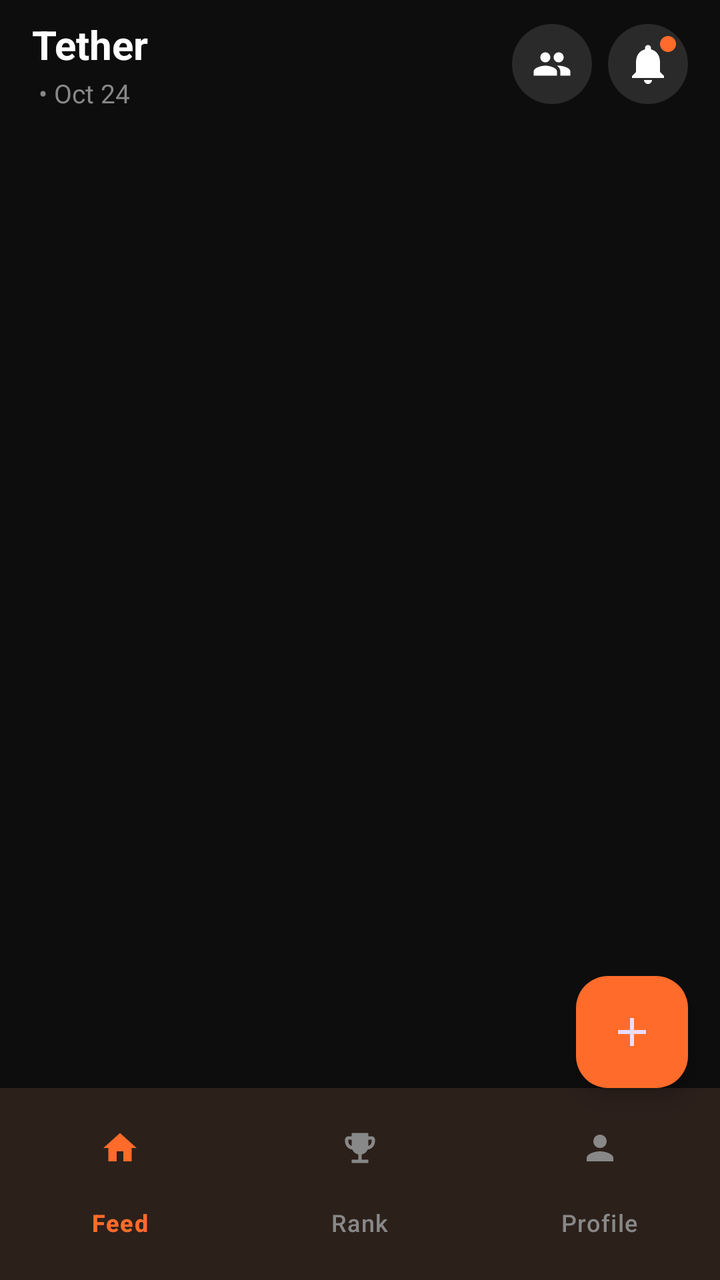
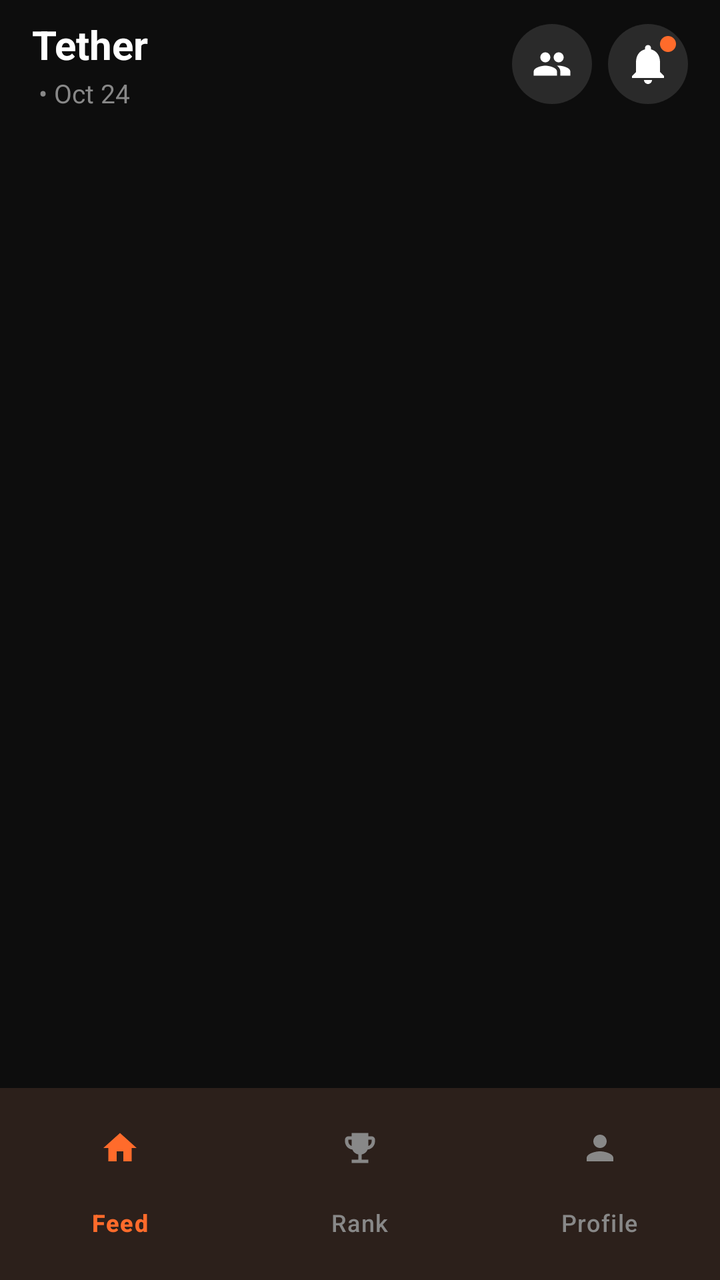

Before-and-after screenshots of an Android layout around one commit, followed by the original layout XML and the change that was made.
<!-- AndroidManifest.xml: application theme Theme.Tether -->
<!-- res/layout/fragment_home.xml -->
<?xml version="1.0" encoding="utf-8"?>
<androidx.coordinatorlayout.widget.CoordinatorLayout xmlns:android="http://schemas.android.com/apk/res/android"
    xmlns:app="http://schemas.android.com/apk/res-auto"
    xmlns:tools="http://schemas.android.com/tools"
    android:layout_width="match_parent"
    android:layout_height="match_parent"
    android:background="@color/colorBackground">

    <com.google.android.material.appbar.AppBarLayout
        android:layout_width="match_parent"
        android:layout_height="wrap_content"
        android:background="@color/colorBackground"
        app:elevation="0dp">

        <androidx.constraintlayout.widget.ConstraintLayout
            android:layout_width="match_parent"
            android:layout_height="64dp"
            android:paddingHorizontal="16dp">

            <LinearLayout
                android:layout_width="wrap_content"
                android:layout_height="wrap_content"
                android:orientation="vertical"
                app:layout_constraintBottom_toBottomOf="parent"
                app:layout_constraintStart_toStartOf="parent"
                app:layout_constraintTop_toTopOf="parent">

                <TextView
                    android:id="@+id/tvAppName"
                    android:layout_width="wrap_content"
                    android:layout_height="wrap_content"
                    android:text="@string/app_name"
                    android:textColor="@color/colorTextPrimary"
                    android:textSize="20sp"
                    android:textStyle="bold" />

                <LinearLayout
                    android:layout_width="wrap_content"
                    android:layout_height="wrap_content"
                    android:layout_marginTop="2dp"
                    android:orientation="horizontal">

                    <TextView
                        android:id="@+id/tvGroupName"
                        android:layout_width="wrap_content"
                        android:layout_height="wrap_content"
                        android:text=""
                        android:textColor="@color/colorAccent"
                        android:textSize="13sp" />

                    <TextView
                        android:id="@+id/tvDot"
                        android:layout_width="wrap_content"
                        android:layout_height="wrap_content"
                        android:text=" • "
                        android:textColor="@color/colorTextSecondary"
                        android:textSize="13sp" />

                    <TextView
                        android:id="@+id/tvDate"
                        android:layout_width="wrap_content"
                        android:layout_height="wrap_content"
                        android:text="Oct 24"
                        android:textColor="@color/colorTextSecondary"
                        android:textSize="13sp" />
                </LinearLayout>
            </LinearLayout>

            <ImageButton
                android:id="@+id/btnGroups"
                android:layout_width="40dp"
                android:layout_height="40dp"
                android:layout_marginEnd="8dp"
                android:padding="10dp"
                android:background="@drawable/bg_avatar_circle"
                android:src="@drawable/ic_group"
                app:tint="@color/colorTextPrimary"
                app:layout_constraintBottom_toBottomOf="parent"
                app:layout_constraintEnd_toStartOf="@+id/flNotification"
                app:layout_constraintTop_toTopOf="parent" />

            <FrameLayout
                android:id="@+id/flNotification"
                android:layout_width="40dp"
                android:layout_height="40dp"
                android:background="@drawable/bg_avatar_circle"
                app:layout_constraintBottom_toBottomOf="parent"
                app:layout_constraintEnd_toEndOf="parent"
                app:layout_constraintTop_toTopOf="parent">

                <ImageButton
                    android:id="@+id/btnNotification"
                    android:layout_width="24dp"
                    android:layout_height="24dp"
                    android:layout_gravity="center"
                    android:background="@android:color/transparent"
                    android:src="@drawable/ic_notifications"
                    app:tint="@color/colorTextPrimary" />

                <View
                    android:id="@+id/notificationDot"
                    android:layout_width="8dp"
                    android:layout_height="8dp"
                    android:layout_gravity="top|end"
                    android:layout_marginEnd="6dp"
                    android:layout_marginTop="6dp"
                    android:background="@drawable/notification_dot" />
            </FrameLayout>

        </androidx.constraintlayout.widget.ConstraintLayout>
    </com.google.android.material.appbar.AppBarLayout>

    <androidx.constraintlayout.widget.ConstraintLayout
        android:id="@+id/layoutEmptyState"
        android:layout_width="match_parent"
        android:layout_height="match_parent"
        android:background="@color/colorBackground"
        android:visibility="gone"
        app:layout_behavior="@string/appbar_scrolling_view_behavior">

        <LinearLayout
            android:layout_width="match_parent"
            android:layout_height="wrap_content"
            android:gravity="center"
            android:orientation="vertical"
            android:paddingHorizontal="32dp"
            app:layout_constraintBottom_toBottomOf="parent"
            app:layout_constraintTop_toTopOf="parent">

            <ImageView
                android:layout_width="64dp"
                android:layout_height="64dp"
                android:layout_marginBottom="16dp"
                android:src="@drawable/ic_group"
                app:tint="#FF6B2B33" />

            <TextView
                android:layout_width="wrap_content"
                android:layout_height="wrap_content"
                android:layout_marginBottom="8dp"
                android:gravity="center"
                android:text="@string/no_group_yet"
                android:textColor="@color/colorTextPrimary"
                android:textSize="22sp"
                android:textStyle="bold" />

            <TextView
                android:layout_width="wrap_content"
                android:layout_height="wrap_content"
                android:layout_marginBottom="32dp"
                android:gravity="center"
                android:lineSpacingMultiplier="1.4"
                android:text="@string/no_group_subtitle"
                android:textColor="@color/colorTextSecondary"
                android:textSize="14sp" />

            <Button
                android:id="@+id/btnJoinCreateGroup"
                android:layout_width="match_parent"
                android:layout_height="52dp"
                android:background="@drawable/bg_button_primary"
                android:elevation="4dp"
                android:text="@string/join_or_create"
                android:textColor="@color/colorTextPrimary"
                android:textSize="15sp" />
        </LinearLayout>
    </androidx.constraintlayout.widget.ConstraintLayout>

    <androidx.recyclerview.widget.RecyclerView
        android:id="@+id/feedRecyclerView"
        android:layout_width="match_parent"
        android:layout_height="match_parent"
        android:background="@color/colorBackground"
        android:clipToPadding="false"
        android:paddingBottom="96dp"
        android:paddingHorizontal="12dp"
        android:paddingTop="8dp"
        app:layout_behavior="@string/appbar_scrolling_view_behavior" />

    <com.google.android.material.floatingactionbutton.FloatingActionButton
        android:id="@+id/fabLog"
        android:layout_width="wrap_content"
        android:layout_height="wrap_content"
        android:layout_gravity="end"
        android:layout_marginEnd="16dp"
        android:layout_marginBottom="16dp"
        android:backgroundTint="@color/colorAccent"
        android:elevation="8dp"
        android:src="@drawable/ic_add"
        app:layout_anchor="@id/bottomNav"
        app:layout_anchorGravity="top|end"
        app:rippleColor="#CC4400" />

    <com.google.android.material.bottomnavigation.BottomNavigationView
        android:id="@+id/bottomNav"
        android:layout_width="match_parent"
        android:layout_height="wrap_content"
        android:layout_gravity="bottom"
        android:background="@color/colorSurface"
        android:paddingTop="8dp"
        android:paddingBottom="8dp"
        app:itemIconSize="20dp"
        app:itemIconTint="@color/bottom_nav_color"
        app:itemTextColor="@color/bottom_nav_color"
        app:labelVisibilityMode="labeled"
        app:menu="@menu/bottom_nav_menu"
        android:elevation="8dp" />

</androidx.coordinatorlayout.widget.CoordinatorLayout>
<!-- resources referenced by this layout -->
<resources>
  <color name="colorAccent">#FF6B2B</color>
  <color name="colorBackground">#0D0D0D</color>
  <color name="colorSurface">#1A1A1A</color>
  <color name="colorTextPrimary">#FFFFFF</color>
  <color name="colorTextSecondary">#888888</color>
  <!-- drawable bg_avatar_circle (drawable) -->
  <?xml version="1.0" encoding="utf-8"?>
  <shape xmlns:android="http://schemas.android.com/apk/res/android"
      android:shape="oval">
      <solid android:color="@color/colorElevated" />
  </shape>
  <!-- drawable bg_button_primary (drawable) -->
  <?xml version="1.0" encoding="utf-8"?>
  <shape xmlns:android="http://schemas.android.com/apk/res/android"
      android:shape="rectangle">
      <solid android:color="@color/colorAccent" />
      <corners android:radius="12dp" />
  </shape>
  <!-- drawable ic_add (drawable) -->
  <vector xmlns:android="http://schemas.android.com/apk/res/android"
      android:width="24dp"
      android:height="24dp"
      android:viewportWidth="24"
      android:viewportHeight="24">
    <path
        android:fillColor="#FFFFFF"
        android:pathData="M19,13h-6v6h-2v-6H5v-2h6V5h2v6h6v2z"/>
  </vector>
  <!-- drawable ic_group (drawable) -->
  <vector xmlns:android="http://schemas.android.com/apk/res/android"
      android:width="20dp"
      android:height="20dp"
      android:viewportWidth="24"
      android:viewportHeight="24">
    <path
        android:fillColor="#FFFFFF"
        android:pathData="M16,11c1.66,0 2.99,-1.34 2.99,-3S17.66,5 16,5s-3,1.34 -3,3 1.34,3 3,3zM8,11c1.66,0 2.99,-1.34 2.99,-3S9.66,5 8,5s-3,1.34 -3,3 1.34,3 3,3zM8,13c-2.33,0 -7,1.17 -7,3.5L1,19h14v-2.5c0,-2.33 -4.67,-3.5 -7,-3.5zM16,13c-0.29,0 -0.62,0.02 -0.97,0.05 1.16,0.84 1.97,1.97 1.97,3.45L17,19h6v-2.5c0,-2.33 -4.67,-3.5 -7,-3.5z"/>
  </vector>
  <!-- drawable ic_notifications (drawable) -->
  <vector xmlns:android="http://schemas.android.com/apk/res/android"
      android:width="24dp"
      android:height="24dp"
      android:viewportWidth="24"
      android:viewportHeight="24">
    <path
        android:fillColor="#000000"
        android:pathData="M12,22c1.1,0 2,-0.9 2,-2h-4c0,1.1 0.9,2 2,2zM18,16v-5c0,-3.07 -1.63,-5.64 -4.5,-6.32V4c0,-0.83 -0.67,-1.5 -1.5,-1.5s-1.5,0.67 -1.5,1.5v0.68C7.63,5.36 6,7.92 6,11v5l-2,2v1h16v-1l-2,-2z"/>
  </vector>
  <!-- drawable notification_dot (drawable) -->
  <?xml version="1.0" encoding="utf-8"?>
  <shape xmlns:android="http://schemas.android.com/apk/res/android"
      android:shape="oval">
      <solid android:color="@color/colorAccent" />
  </shape>
  <string name="app_name">Tether</string>
  <string name="join_or_create">Join or Create a Group</string>
  <string name="no_group_subtitle">Join or create a group to start tracking your progress with friends.</string>
  <string name="no_group_yet">No Group Yet</string>
  <style name="Theme.Tether" parent="Theme.Material3.Dark.NoActionBar">
          
          <item name="android:windowBackground">@color/colorBackground</item>
          <item name="colorPrimary">@color/colorAccent</item>
          <item name="colorSurface">@color/colorSurface</item>
          <item name="colorOnSurface">@color/colorTextPrimary</item>
  
          <item name="android:statusBarColor">@color/colorBackground</item>
          <item name="android:navigationBarColor">@color/colorBackground</item>
      </style>
  <color name="colorElevated">#2A2A2A</color>
</resources>

<!-- the commit's change to res/layout/fragment_home.xml (unified diff, before → after) -->
@@ -177,20 +177,6 @@
         android:paddingTop="8dp"
         app:layout_behavior="@string/appbar_scrolling_view_behavior" />
 
-    <com.google.android.material.floatingactionbutton.FloatingActionButton
-        android:id="@+id/fabLog"
-        android:layout_width="wrap_content"
-        android:layout_height="wrap_content"
-        android:layout_gravity="end"
-        android:layout_marginEnd="16dp"
-        android:layout_marginBottom="16dp"
-        android:backgroundTint="@color/colorAccent"
-        android:elevation="8dp"
-        android:src="@drawable/ic_add"
-        app:layout_anchor="@id/bottomNav"
-        app:layout_anchorGravity="top|end"
-        app:rippleColor="#CC4400" />
-
     <com.google.android.material.bottomnavigation.BottomNavigationView
         android:id="@+id/bottomNav"
         android:layout_width="match_parent"
<!-- resource entries referenced after the edit -->
@@ -18,16 +18,6 @@
       <solid android:color="@color/colorAccent" />
       <corners android:radius="12dp" />
   </shape>
-  <!-- drawable ic_add (drawable) -->
-  <vector xmlns:android="http://schemas.android.com/apk/res/android"
-      android:width="24dp"
-      android:height="24dp"
-      android:viewportWidth="24"
-      android:viewportHeight="24">
-    <path
-        android:fillColor="#FFFFFF"
-        android:pathData="M19,13h-6v6h-2v-6H5v-2h6V5h2v6h6v2z"/>
-  </vector>
   <!-- drawable ic_group (drawable) -->
   <vector xmlns:android="http://schemas.android.com/apk/res/android"
       android:width="20dp"
